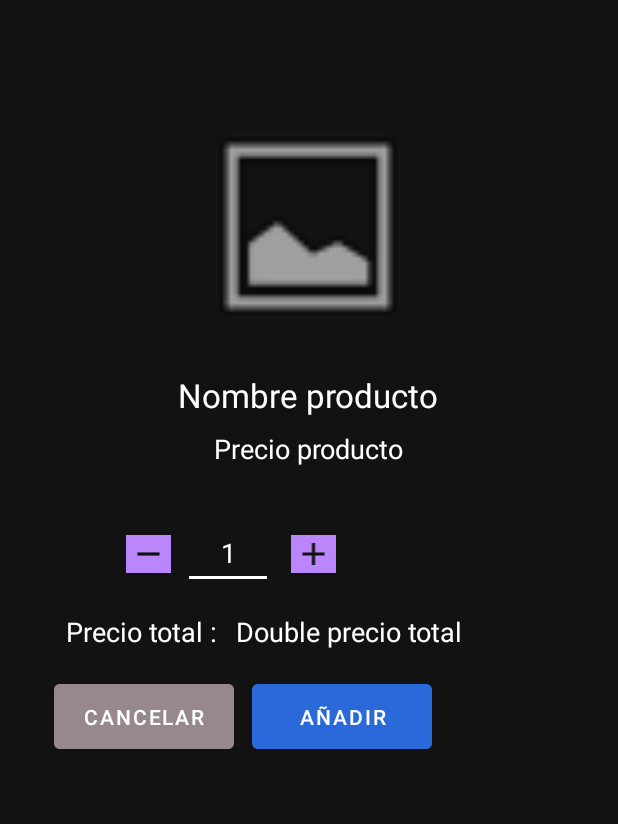
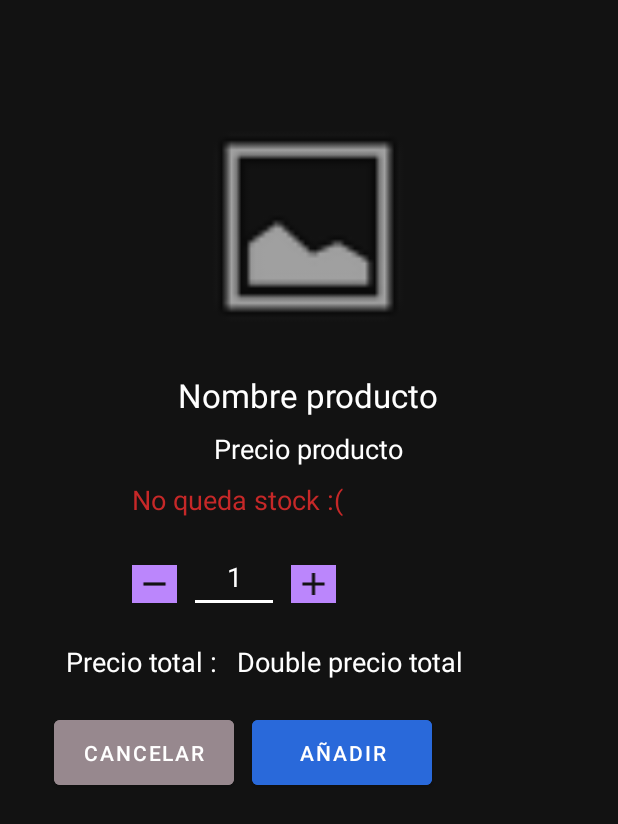
Before and after one commit to cristian-ramirez99/AppMovil, an Android app: the layout activity_modal_producto.xml on its own in the app's theme, with its tools: preview values and no code run, on a phone screen of 412 x 824 dp. Shown: the top 824 px of the screen. Run offline under Robolectric (Android 15) with nearby library versions, the phone set to English and light mode, and no system bars.

Commit message:
Modal producto stock

```diff
--- a/app/src/main/java/com/example/sintesis/ListaAdapter.java
+++ b/app/src/main/java/com/example/sintesis/ListaAdapter.java
@@ -73,7 +73,7 @@ public class ListaAdapter extends RecyclerView.Adapter<ListaAdapter.ViewHolder>
 
         void bindData(final LineaPedido item) {
             //setImagenProducto
-            String url = Environments.BASE_URL + "upload/usuarios/56487648-6690-4a8d-b80e-2665c5539578.png";
+            String url = item.getProducto().getImg();
             Glide.with(itemView.getContext()).load(url).into(iconImage);
 
             //setNombreYCantidad
--- a/app/src/main/java/com/example/sintesis/autenticado/fragments/QRFragment.java
+++ b/app/src/main/java/com/example/sintesis/autenticado/fragments/QRFragment.java
@@ -50,6 +50,7 @@ public class QRFragment extends Fragment {
 
     private Button btnCancelar;
     private Button btnAceptar;
+    private TextView tvStock;
     private TextView tvNombreProducto;
     private TextView tvPrecioProducto;
     private TextView tvPrecioTotalProducto;
@@ -252,6 +253,7 @@ public class QRFragment extends Fragment {
         //View de los widgets del modal
         btnAceptar = modalView.findViewById(R.id.btnAceptarModalProducto);
         btnCancelar = modalView.findViewById(R.id.btnCancelarModalProducto);
+        tvStock = modalView.findViewById(R.id.tvStockModalProducto);
         tvNombreProducto = modalView.findViewById(R.id.tvNombreProductoModalProducto);
         tvPrecioProducto = modalView.findViewById(R.id.tvPrecioModalProducto);
         tvPrecioTotalProducto = modalView.findViewById(R.id.tvPrecioTotalModalProducto);
@@ -260,12 +262,19 @@ public class QRFragment extends Fragment {
         ivResta = modalView.findViewById(R.id.ivRestaModalProducto);
         ivProducto = modalView.findViewById(R.id.ivProductoModaProducto);
 
+        if (producto.getStock() > 0) {
+            tvStock.setVisibility(View.INVISIBLE);
+        }
+
+        String url = producto.getImg();
+        Toast.makeText(getContext(), url, Toast.LENGTH_SHORT).show();
+
         //setImagen del producto
-        Glide.with(getContext()).load(producto.getImg()).into(ivProducto);
+        Glide.with(getContext()).load(url).into(ivProducto);
 
         tvNombreProducto.setText(producto.getNombre());
 
-        //Formato con dos decimnales
+        //Formato con dos decimales
         DecimalFormat format = new DecimalFormat("#.00");// el numero de ceros despues del entero
         String precio = format.format(producto.getPrecio());
 
@@ -274,6 +283,7 @@ public class QRFragment extends Fragment {
 
         //Por default el precio y el precio total es igual
         tvPrecioTotalProducto.setText(precio + SIMBOLO_EURO);
+
 
         //Si la cantidad cambia actualizamos el precioTotal
         etCantidad.addTextChangedListener(new TextWatcher() {
--- a/app/src/main/java/com/example/sintesis/environments/Environments.java
+++ b/app/src/main/java/com/example/sintesis/environments/Environments.java
@@ -2,5 +2,5 @@ package com.example.sintesis.environments;
 
 public class Environments {
     //http://10.0.2.2:3000/api/
-    public static final String BASE_URL = "https://yavadevs.herokuapp.com/api/";
+    public static final String BASE_URL = "https://yavadevs2.herokuapp.com/api/";
 }
--- a/app/src/main/java/com/example/sintesis/models/Producto.java
+++ b/app/src/main/java/com/example/sintesis/models/Producto.java
@@ -58,10 +58,14 @@ public class Producto {
     }
 
     public String getImg() {
-        if (img.isEmpty()) {
+        try {
+            if (img.isEmpty()) {
+                return Environments.BASE_URL + "upload/usuarios/no-image";
+            } else {
+                return Environments.BASE_URL + "uploads/productos/" + img;
+            }
+        }catch (NullPointerException e){
             return Environments.BASE_URL + "upload/usuarios/no-image";
-        } else {
-            return Environments.BASE_URL + "uploads/productos/" + img;
         }
     }
 
--- a/app/src/main/res/layout/activity_modal_producto.xml
+++ b/app/src/main/res/layout/activity_modal_producto.xml
@@ -19,38 +19,6 @@
         app:layout_constraintStart_toStartOf="parent"
         app:layout_constraintTop_toTopOf="parent"
         app:srcCompat="@android:drawable/ic_menu_gallery" />
-
-    <Button
-        android:id="@+id/btnAceptarModalProducto"
-        android:layout_width="120dp"
-        android:layout_height="55dp"
-        android:layout_marginStart="12dp"
-        android:layout_marginTop="16dp"
-        android:backgroundTint="@color/btn_azul"
-        android:text="@string/btn_add"
-        app:layout_constraintStart_toEndOf="@+id/btnCancelarModalProducto"
-        app:layout_constraintTop_toBottomOf="@+id/tvPrecioTotalModalProducto" />
-
-    <Button
-        android:id="@+id/btnCancelarModalProducto"
-        android:layout_width="120dp"
-        android:layout_height="55dp"
-        android:layout_marginStart="36dp"
-        android:layout_marginTop="16dp"
-        android:backgroundTint="@color/btn_cancelar"
-        android:text="@string/btn_cancelar"
-        app:layout_constraintStart_toStartOf="parent"
-        app:layout_constraintTop_toBottomOf="@+id/tvPrecioTotalModalProducto" />
-
-    <TextView
-        android:id="@+id/tvDejarMarginModalError3"
-        android:layout_width="341dp"
-        android:layout_height="13dp"
-        android:layout_marginTop="40dp"
-        app:layout_constraintEnd_toEndOf="parent"
-        app:layout_constraintHorizontal_bias="0.642"
-        app:layout_constraintStart_toStartOf="parent"
-        app:layout_constraintTop_toBottomOf="@+id/btnAceptarModalProducto" />
 
     <TextView
         android:id="@+id/tvPrecioModalProducto"
@@ -81,24 +49,12 @@
         app:layout_constraintStart_toStartOf="parent"
         app:layout_constraintTop_toBottomOf="@+id/ivProductoModaProducto" />
 
-    <ImageView
-        android:id="@+id/ivRestaModalProducto"
-        android:layout_width="30dp"
-        android:layout_height="25dp"
-        android:layout_marginStart="84dp"
-        android:layout_marginTop="40dp"
-        android:background="@color/light_purple"
-        app:layout_constraintStart_toStartOf="parent"
-        app:layout_constraintTop_toBottomOf="@+id/tvPrecioModalProducto"
-        app:srcCompat="@drawable/ic_menos"
-        app:tint="@color/dark_theme" />
-
     <EditText
         android:id="@+id/etCantidadModalProducto"
         android:layout_width="60dp"
         android:layout_height="48dp"
         android:layout_marginStart="8dp"
-        android:layout_marginTop="28dp"
+        android:layout_marginTop="44dp"
         android:backgroundTint="@color/white"
         android:ems="10"
         android:inputType="number"
@@ -112,38 +68,97 @@
         android:id="@+id/ivSumaModalProducto"
         android:layout_width="30dp"
         android:layout_height="25dp"
-        android:layout_marginStart="12dp"
-        android:layout_marginTop="40dp"
+        android:layout_marginStart="8dp"
+        android:layout_marginTop="60dp"
         android:background="@color/light_purple"
         app:layout_constraintStart_toEndOf="@+id/etCantidadModalProducto"
         app:layout_constraintTop_toBottomOf="@+id/tvPrecioModalProducto"
         app:srcCompat="@drawable/ic_suma"
         app:tint="@color/dark_theme" />
 
+    <ImageView
+        android:id="@+id/ivRestaModalProducto"
+        android:layout_width="30dp"
+        android:layout_height="25dp"
+        android:layout_marginStart="88dp"
+        android:layout_marginTop="60dp"
+        android:background="@color/light_purple"
+        app:layout_constraintStart_toStartOf="parent"
+        app:layout_constraintTop_toBottomOf="@+id/tvPrecioModalProducto"
+        app:srcCompat="@drawable/ic_menos"
+        app:tint="@color/dark_theme" />
+
+    <Button
+        android:id="@+id/btnCancelarModalProducto"
+        android:layout_width="120dp"
+        android:layout_height="55dp"
+        android:layout_marginStart="36dp"
+        android:layout_marginTop="20dp"
+        android:backgroundTint="@color/btn_cancelar"
+        android:text="@string/btn_cancelar"
+        app:layout_constraintStart_toStartOf="parent"
+        app:layout_constraintTop_toBottomOf="@+id/tvPrecioTotalModalProducto" />
+
     <TextView
         android:id="@+id/tvPrecioTotal"
         android:layout_width="108dp"
         android:layout_height="25dp"
         android:layout_marginStart="44dp"
-        android:layout_marginTop="16dp"
+        android:layout_marginTop="20dp"
         android:text="@string/precio_total"
         android:textColor="@color/white"
         android:textSize="18sp"
         app:layout_constraintStart_toStartOf="parent"
         app:layout_constraintTop_toBottomOf="@+id/etCantidadModalProducto" />
 
+    <Button
+        android:id="@+id/btnAceptarModalProducto"
+        android:layout_width="120dp"
+        android:layout_height="55dp"
+        android:layout_marginStart="12dp"
+        android:layout_marginTop="20dp"
+        android:backgroundTint="@color/btn_azul"
+        android:text="@string/btn_add"
+        app:layout_constraintStart_toEndOf="@+id/btnCancelarModalProducto"
+        app:layout_constraintTop_toBottomOf="@+id/tvPrecioTotalModalProducto" />
+
     <TextView
         android:id="@+id/tvPrecioTotalModalProducto"
         android:layout_width="152dp"
         android:layout_height="25dp"
         android:layout_marginStart="4dp"
-        android:layout_marginTop="16dp"
+        android:layout_marginTop="20dp"
         android:text="Double precio total "
         android:textColor="@color/white"
         android:textSize="18sp"
         app:layout_constraintEnd_toEndOf="parent"
-        app:layout_constraintHorizontal_bias="0.013"
+        app:layout_constraintHorizontal_bias="0.019"
         app:layout_constraintStart_toEndOf="@+id/tvPrecioTotal"
         app:layout_constraintTop_toBottomOf="@+id/etCantidadModalProducto" />
 
+    <TextView
+        android:id="@+id/tvDejarMarginModalError3"
+        android:layout_width="341dp"
+        android:layout_height="13dp"
+        android:layout_marginTop="24dp"
+        app:layout_constraintEnd_toEndOf="parent"
+        app:layout_constraintHorizontal_bias="0.642"
+        app:layout_constraintStart_toStartOf="parent"
+        app:layout_constraintTop_toBottomOf="@+id/btnAceptarModalProducto" />
+
+    <TextView
+        android:id="@+id/tvStockModalProducto"
+        android:layout_width="238dp"
+        android:layout_height="25dp"
+        android:layout_marginStart="88dp"
+        android:layout_marginTop="4dp"
+        android:gravity="center"
+        android:text="@string/sin_stock"
+        android:textAlignment="textStart"
+        android:textColor="@color/danger"
+        android:textSize="18sp"
+        app:layout_constraintStart_toStartOf="parent"
+        app:layout_constraintTop_toBottomOf="@+id/tvPrecioModalProducto"
+        tools:visibility="visible" />
+
 </androidx.constraintlayout.widget.ConstraintLayout>
--- a/app/src/main/res/values/strings.xml
+++ b/app/src/main/res/values/strings.xml
@@ -16,6 +16,7 @@
     <string name="producto_añadido">Producto añadido a su carrito</string>
     <string name="carrito_vacio">Tu carrito esta vacío, triste y solo :(</string>
     <string name="password_olvidada">Has olvidado la contraseña?</string>
+    <string name="sin_stock">No queda stock :(</string>
 
     <!--Buttons-->
     <string name="btn_no_account">No tienes cuenta? Registrate ahora</string>
```
